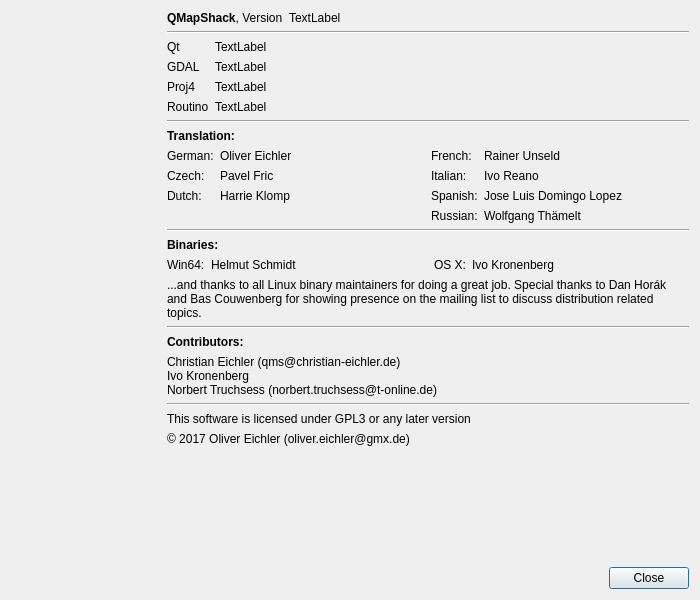
Qt form src/qmapshack/IAbout.ui (Maproom/qmapshack) before a commit.
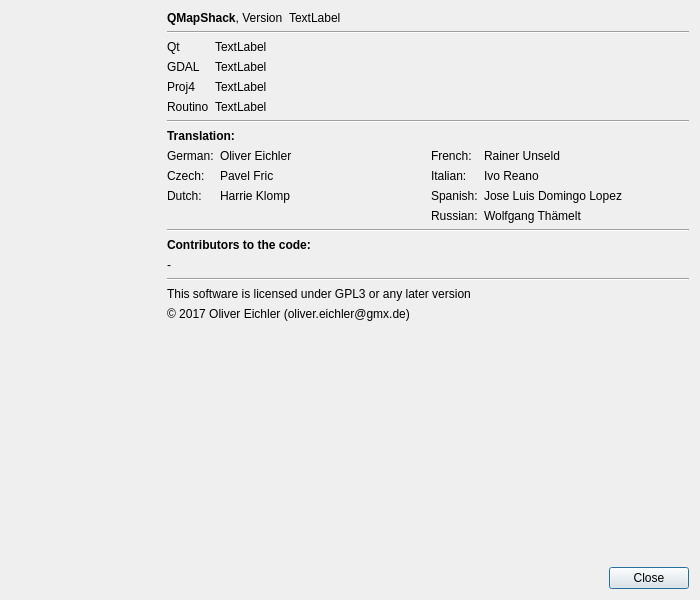
The same form after that commit. Icons and pictures are not drawn.

Commit message:
[QMS-178] Automate list of code contributors in about dialog
* Added script
* Unified copyrights to be parse-able

Diff of the .ui file:
```diff
--- a/src/qmapshack/IAbout.ui
+++ b/src/qmapshack/IAbout.ui
@@ -319,83 +319,6 @@
        </item>
       </layout>
      </item>
-     <item>
-      <widget class="Line" name="line_2">
-       <property name="orientation">
-        <enum>Qt::Horizontal</enum>
-       </property>
-      </widget>
-     </item>
-     <item>
-      <layout class="QGridLayout" name="gridLayout_4">
-       <item row="1" column="0">
-        <widget class="QLabel" name="label_19">
-         <property name="sizePolicy">
-          <sizepolicy hsizetype="Maximum" vsizetype="Preferred">
-           <horstretch>0</horstretch>
-           <verstretch>0</verstretch>
-          </sizepolicy>
-         </property>
-         <property name="text">
-          <string>Win64:</string>
-         </property>
-         <property name="alignment">
-          <set>Qt::AlignLeading|Qt::AlignLeft|Qt::AlignVCenter</set>
-         </property>
-        </widget>
-       </item>
-       <item row="1" column="2">
-        <widget class="QLabel" name="label_21">
-         <property name="sizePolicy">
-          <sizepolicy hsizetype="Maximum" vsizetype="Preferred">
-           <horstretch>0</horstretch>
-           <verstretch>0</verstretch>
-          </sizepolicy>
-         </property>
-         <property name="text">
-          <string>OS X:</string>
-         </property>
-         <property name="alignment">
-          <set>Qt::AlignLeading|Qt::AlignLeft|Qt::AlignVCenter</set>
-         </property>
-        </widget>
-       </item>
-       <item row="1" column="1">
-        <widget class="QLabel" name="label_20">
-         <property name="text">
-          <string>Helmut Schmidt</string>
-         </property>
-        </widget>
-       </item>
-       <item row="1" column="3">
-        <widget class="QLabel" name="label_22">
-         <property name="text">
-          <string>Ivo Kronenberg</string>
-         </property>
-        </widget>
-       </item>
-       <item row="0" column="0" colspan="2">
-        <widget class="QLabel" name="label_24">
-         <property name="text">
-          <string>&lt;b&gt;Binaries:&lt;/b&gt;</string>
-         </property>
-        </widget>
-       </item>
-      </layout>
-     </item>
-     <item>
-      <widget class="QLabel" name="label_23">
-       <property name="text">
-        <string>...and thanks to all Linux binary maintainers for doing a great job. Special thanks to Dan Horák and Bas Couwenberg for showing presence on the mailing list to discuss distribution related topics.</string>
-       </property>
-       <property name="alignment">
-        <set>Qt::AlignLeading|Qt::AlignLeft|Qt::AlignVCenter</set>
-       </property>
-       <property name="wordWrap">
-        <bool>true</bool>
-       </property>
-      </widget>
-     </item>
      <item>
       <widget class="Line" name="line_4">
        <property name="orientation">
@@ -406,16 +329,14 @@
      <item>
       <widget class="QLabel" name="label_25">
        <property name="text">
-        <string>&lt;b&gt;Contributors:&lt;/b&gt;</string>
+        <string>&lt;b&gt;Contributors to the code:&lt;/b&gt;</string>
        </property>
       </widget>
      </item>
      <item>
       <widget class="QLabel" name="label_26">
        <property name="text">
-        <string>Christian Eichler (qms@christian-eichler.de)
-Ivo Kronenberg
-Norbert Truchsess (norbert.truchsess@t-online.de)</string>
+        <string>-</string>
        </property>
        <property name="wordWrap">
         <bool>true</bool>
```
Left out of the diff: 2 changed lines with no effect on the pictures. The commit also changes 773 other files.
